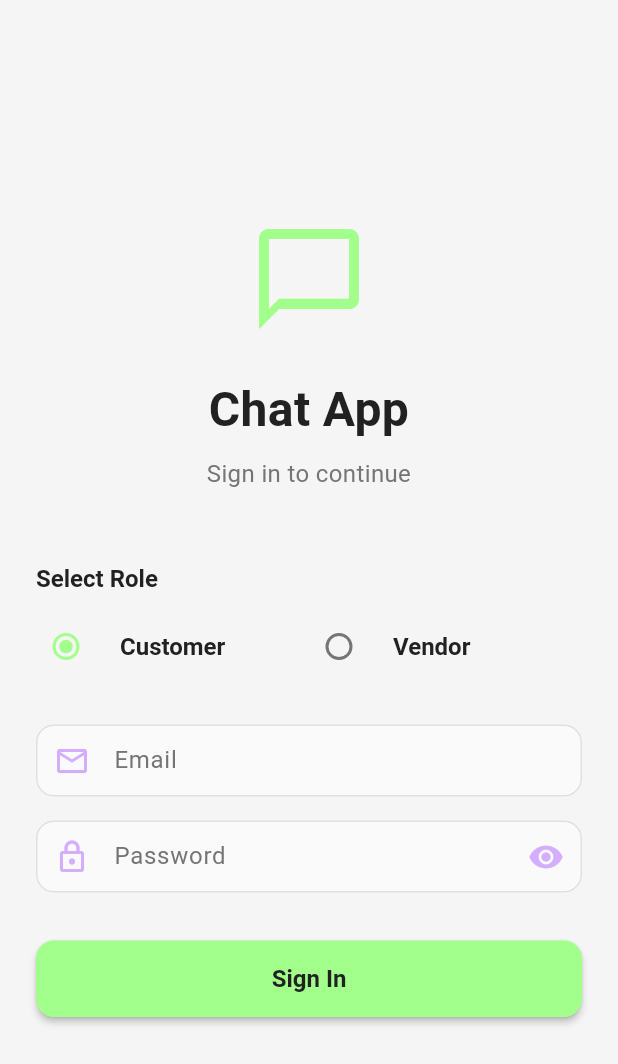
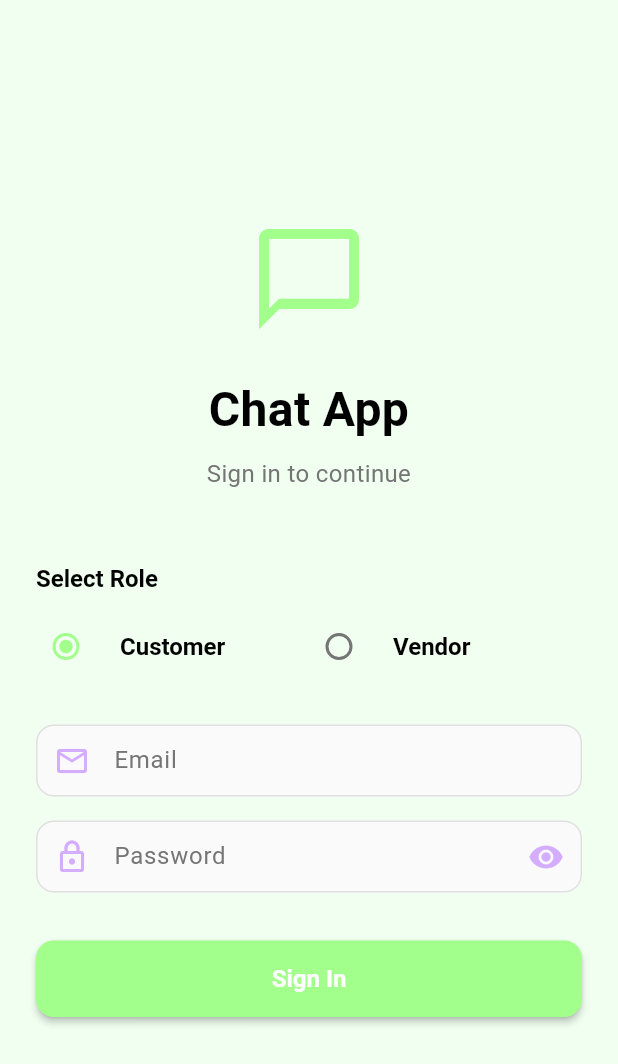
Before and after one commit to Asif-Faizal/Chat-App, a Flutter app: the screen it shows after launch, on a phone screen of 412 x 824 dp. Shown: the top 1064 px of the screen. Run offline on Flutter 3.47's test engine with Material 3 defaults, Android fonts, the phone set to English and light mode, and no system bars; our stand-ins replace dio, equatable, flutter_bloc, flutter_secure_storage, get_it, shared_preferences and 1 more.

Commit message:
Update AppTheme colors and enhance UI consistency across chat and login pages
- Changed background and text colors in AppTheme for improved readability.
- Updated role-specific colors for customer and vendor to use ARGB values.
- Refactored color usage in LoginPage and ChatDetailPage to utilize new textOnPrimaryColor for better contrast.
- Enhanced ChatListPage with a new sliver-based layout for improved user experience and search functionality.
- Removed unnecessary app bar elements in ChatListPage to streamline the UI.

```diff
--- a/lib/core/theme/app_theme.dart
+++ b/lib/core/theme/app_theme.dart
@@ -15,12 +15,12 @@ class AppTheme {
   static const Color warningColor = Color(0xFFFF9800);
 
   // Background colors
-  static const Color backgroundColor = Color(0xFFF5F5F5);
+  static const Color backgroundColor = Color(0xFFF0FFF0);
   static const Color surfaceColor = Color(0xFFFFFFFF);
   static const Color cardColor = Color(0xFFFFFFFF);
 
   // Text colors
-  static const Color textPrimaryColor = Color(0xFF212121);
+  static const Color textPrimaryColor = Color(0xFF000000);
   static const Color textSecondaryColor = Color(0xFF757575);
   static const Color textLightColor = Color(0xFFBDBDBD);
   static const Color textOnPrimaryColor = Color(0xFFFFFFFF);
@@ -30,14 +30,14 @@ class AppTheme {
   static const Color dividerColor = Color(0xFFE0E0E0);
 
   // Role-specific colors
-  static const Color customerColor = Color(0xFFA3FF8B);
-  static const Color vendorColor = Color(0xFFD4ADFF);
+  static const Color customerColor = Color.fromARGB(255, 0, 55, 255);
+  static const Color vendorColor = Color.fromARGB(255, 255, 0, 0);
 
   // Message bubble colors
   static const Color sentMessageColor = Color(0xFFA3FF8B);
   static const Color receivedMessageColor = Color(0xFFFFFFFF);
-  static const Color sentMessageTextColor = Color(0xFF212121);
-  static const Color receivedMessageTextColor = Color(0xFF212121);
+  static const Color sentMessageTextColor = Color(0xFF000000);
+  static const Color receivedMessageTextColor = Color(0xFF000000);
   static const Color messageTimeColor = Color(0xFF757575);
 
   // Theme Data
@@ -51,7 +51,7 @@ class AppTheme {
         surface: surfaceColor,
         background: backgroundColor,
         error: errorColor,
-        onPrimary: textPrimaryColor,
+        onPrimary: textOnPrimaryColor,
         onSecondary: textPrimaryColor,
         onTertiary: textPrimaryColor,
         onSurface: textPrimaryColor,
@@ -61,9 +61,10 @@ class AppTheme {
 
       // App Bar Theme
       appBarTheme: const AppBarTheme(
-        backgroundColor: surfaceColor,
+        backgroundColor: backgroundColor,
         foregroundColor: textPrimaryColor,
-        elevation: 1,
+        elevation: 0,
+        scrolledUnderElevation: 0,
         centerTitle: false,
         titleTextStyle: TextStyle(
           color: textPrimaryColor,
@@ -76,11 +77,23 @@ class AppTheme {
         ),
       ),
 
+      dialogTheme: DialogThemeData(
+        shape: RoundedRectangleBorder(
+          borderRadius: BorderRadius.circular(12),
+        ),
+        backgroundColor: surfaceColor,
+        titleTextStyle: TextStyle(
+          color: textPrimaryColor,
+          fontSize: 20,
+          fontWeight: FontWeight.w600,
+        ),
+      ),
+
       // Elevated Button Theme
       elevatedButtonTheme: ElevatedButtonThemeData(
         style: ElevatedButton.styleFrom(
           backgroundColor: primaryColor,
-          foregroundColor: textPrimaryColor,
+          foregroundColor: textOnPrimaryColor,
           elevation: 2,
           padding: const EdgeInsets.symmetric(horizontal: 24, vertical: 16),
           shape: RoundedRectangleBorder(
@@ -175,8 +188,8 @@ class AppTheme {
 
       // Snackbar Theme
       snackBarTheme: SnackBarThemeData(
-        backgroundColor: secondaryColor,
-        contentTextStyle: const TextStyle(color: textPrimaryColor),
+        backgroundColor: textPrimaryColor,
+        contentTextStyle: const TextStyle(color: textOnPrimaryColor),
         behavior: SnackBarBehavior.floating,
         shape: RoundedRectangleBorder(
           borderRadius: BorderRadius.circular(8),
@@ -329,7 +342,7 @@ class AppTheme {
   );
 
   static const TextStyle unreadCountTextStyle = TextStyle(
-    color: textPrimaryColor,
+    color: textOnPrimaryColor,
     fontSize: 12,
     fontWeight: FontWeight.bold,
   );
@@ -386,17 +399,17 @@ class AppTheme {
   );
 
   static BoxDecoration get roleBadgeDecoration => BoxDecoration(
-    color: customerColor.withOpacity(0.2),
+    color: customerColor.withOpacity(0.15),
     borderRadius: BorderRadius.circular(12),
   );
 
   static BoxDecoration get vendorRoleBadgeDecoration => BoxDecoration(
-    color: vendorColor.withOpacity(0.2),
+    color: vendorColor.withOpacity(0.15),
     borderRadius: BorderRadius.circular(12),
   );
 
   static BoxDecoration get unreadBadgeDecoration => const BoxDecoration(
-    color: secondaryColor,
+    color: errorColor,
     shape: BoxShape.circle,
   );
 
@@ -411,7 +424,7 @@ class AppTheme {
   );
 
   static BoxDecoration get sendButtonDecoration => const BoxDecoration(
-    color: secondaryColor,
+    color: primaryColor,
     shape: BoxShape.circle,
   );
 }
--- a/lib/features/auth/presentation/pages/login_page.dart
+++ b/lib/features/auth/presentation/pages/login_page.dart
@@ -223,7 +223,7 @@ class _LoginPageState extends State<LoginPage> {
                                 height: 20,
                                 width: 20,
                                 child: CircularProgressIndicator(
-                                  color: AppTheme.textPrimaryColor,
+                                  color: AppTheme.textOnPrimaryColor,
                                   strokeWidth: 2,
                                 ),
                               )
```
Also changed, not shown: lib/features/chat/presentation/pages/chat_detail_page.dart (+4 -8 lines), lib/features/chat/presentation/pages/chat_list_page.dart (+70 -37 lines).
